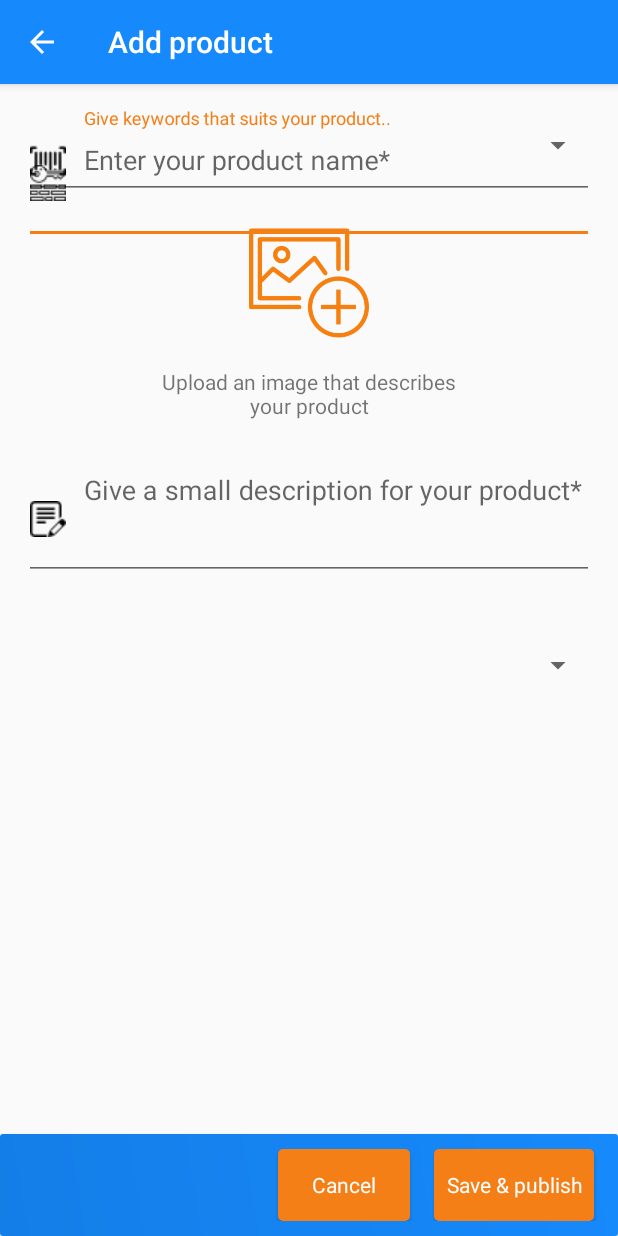
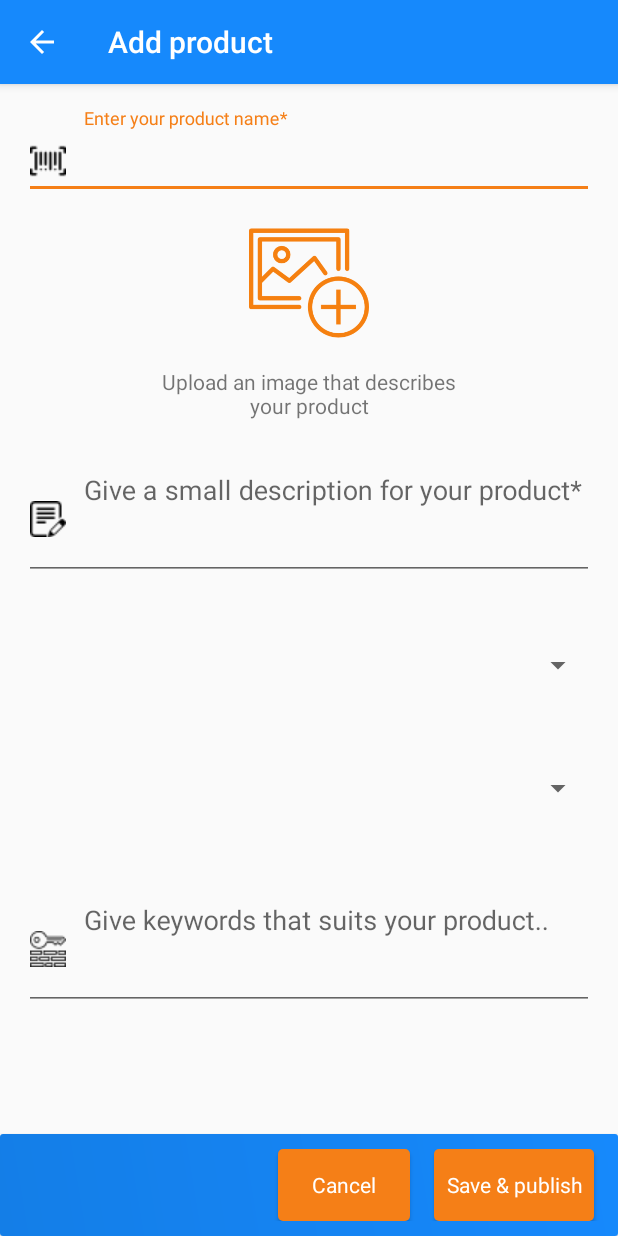
Before and after one commit to iamfirdous/MIAMuslimIndustrialistAssociation, an Android app: the AddProductActivity screen opened directly, with no data from a screen before it, on a phone screen of 412 x 824 dp. Run offline under Robolectric (Android 15) with nearby library versions, the phone set to English and light mode, and no system bars.

Commit message:
From Nexusinfo, Lukhman

```diff
--- a/app/src/main/res/layout/activity_add_product.xml
+++ b/app/src/main/res/layout/activity_add_product.xml
@@ -84,7 +84,7 @@
                 android:layout_width="match_parent"
                 android:layout_height="50dp"
                 android:layout_margin="@dimen/fab_margin"
-                android:layout_below="@id/editText_productCategory"
+                android:layout_below="@id/spinner_productCategory"
                 android:hint="Select sub-category*"/>
 
             <android.support.design.widget.TextInputLayout
@@ -92,7 +92,7 @@
                 android:layout_width="match_parent"
                 android:layout_height="wrap_content"
                 android:layout_margin="@dimen/fab_margin"
-                android:layout_below="@id/editText_productSubCategory">
+                android:layout_below="@id/spinner_productSubCategory">
 
                 <EditText
                     android:id="@+id/editText_productKeywords"
--- a/app/src/main/res/layout/activity_main.xml
+++ b/app/src/main/res/layout/activity_main.xml
@@ -36,7 +36,7 @@
                 <ImageView
                     android:layout_width="50dp"
                     android:layout_height="50dp"
-                    android:src="@drawable/ic_refresh_blue_24dp"
+                    app:srcCompat="@drawable/ic_refresh_blue_24dp"
                     android:layout_gravity="center"
                     android:id="@+id/imageView_refresh_main"/>
 
```
